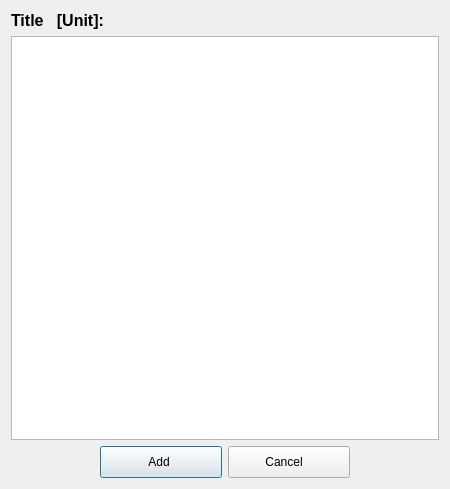
Old version of the form ui/AddMBsSWsDlg.ui in the repository Comer352L/FreeSSM.
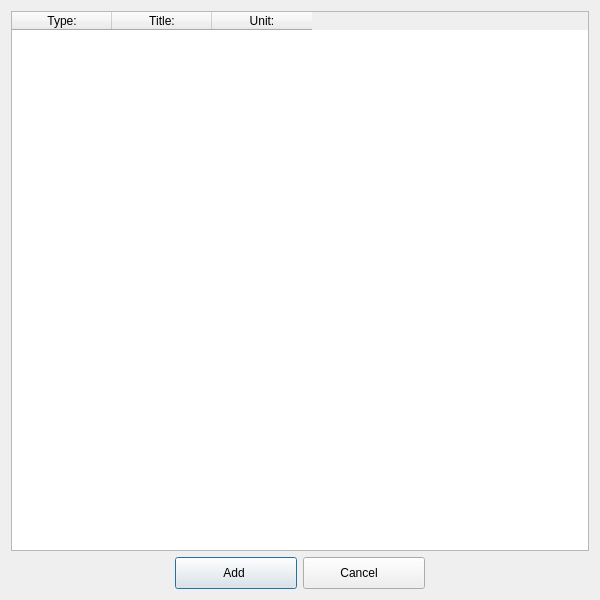
New version of the form. Icons and pictures are not drawn.

Commit message:
dialog "Add Measuring Blocks & Switches": change list to table {type, title, unit} UI
* QListWidget (single text column) --> QTableWidget (3 columns: icon, text, text)

What changed in the file:
```diff
--- a/ui/AddMBsSWsDlg.ui
+++ b/ui/AddMBsSWsDlg.ui
@@ -4,12 +4,12 @@
   <property name="windowModality" >
    <enum>Qt::WindowModal</enum>
   </property>
-  <property name="geometry" >
+  <property name="geometry">
    <rect>
     <x>0</x>
     <y>0</y>
-    <width>450</width>
-    <height>489</height>
+    <width>600</width>
+    <height>600</height>
    </rect>
   </property>
   <property name="sizePolicy" >
@@ -30,38 +30,52 @@
    <item>
     <layout class="QVBoxLayout" name="verticalLayout" >
      <item>
-      <widget class="QLabel" name="title_label" >
-       <property name="font" >
-        <font>
-         <pointsize>12</pointsize>
-         <weight>75</weight>
-         <bold>true</bold>
-        </font>
-       </property>
-       <property name="text" >
-        <string>Title   [Unit]:</string>
-       </property>
-      </widget>
-     </item>
-     <item>
-      <widget class="QListWidget" name="MBsSWs_listWidget" >
-       <property name="minimumSize" >
-        <size>
-         <width>421</width>
-         <height>276</height>
-        </size>
-       </property>
-       <property name="font" >
-        <font>
-         <pointsize>9</pointsize>
-        </font>
-       </property>
-       <property name="alternatingRowColors" >
+      <widget class="QTableWidget" name="MBsSWs_tableWidget">
+       <property name="alternatingRowColors">
         <bool>true</bool>
        </property>
        <property name="selectionMode" >
         <enum>QAbstractItemView::MultiSelection</enum>
        </property>
+       <property name="selectionBehavior">
+        <enum>QAbstractItemView::SelectRows</enum>
+       </property>
+       <property name="verticalScrollMode">
+        <enum>QAbstractItemView::ScrollPerPixel</enum>
+       </property>
+       <property name="horizontalScrollMode">
+        <enum>QAbstractItemView::ScrollPerPixel</enum>
+       </property>
+       <property name="sortingEnabled">
+        <bool>false</bool>
+       </property>
+       <property name="rowCount">
+        <number>0</number>
+       </property>
+       <attribute name="horizontalHeaderVisible">
+        <bool>true</bool>
+       </attribute>
+       <attribute name="horizontalHeaderShowSortIndicator" stdset="0">
+        <bool>false</bool>
+       </attribute>
+       <attribute name="verticalHeaderVisible">
+        <bool>true</bool>
+       </attribute>
+       <column>
+        <property name="text">
+         <string>Type:</string>
+        </property>
+       </column>
+       <column>
+        <property name="text">
+         <string>Title:</string>
+        </property>
+       </column>
+       <column>
+        <property name="text">
+         <string>Unit:</string>
+        </property>
+       </column>
       </widget>
      </item>
      <item>
```
Left out of the diff: 75 changed lines with no effect on the pictures. The commit also changes 2 other files.
